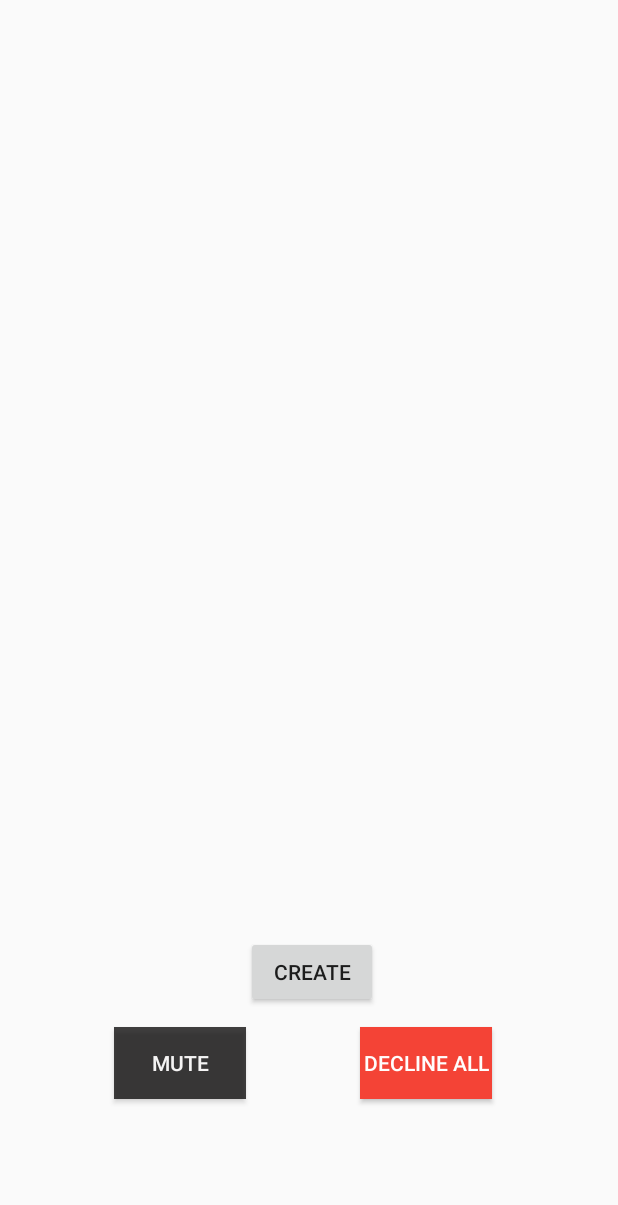
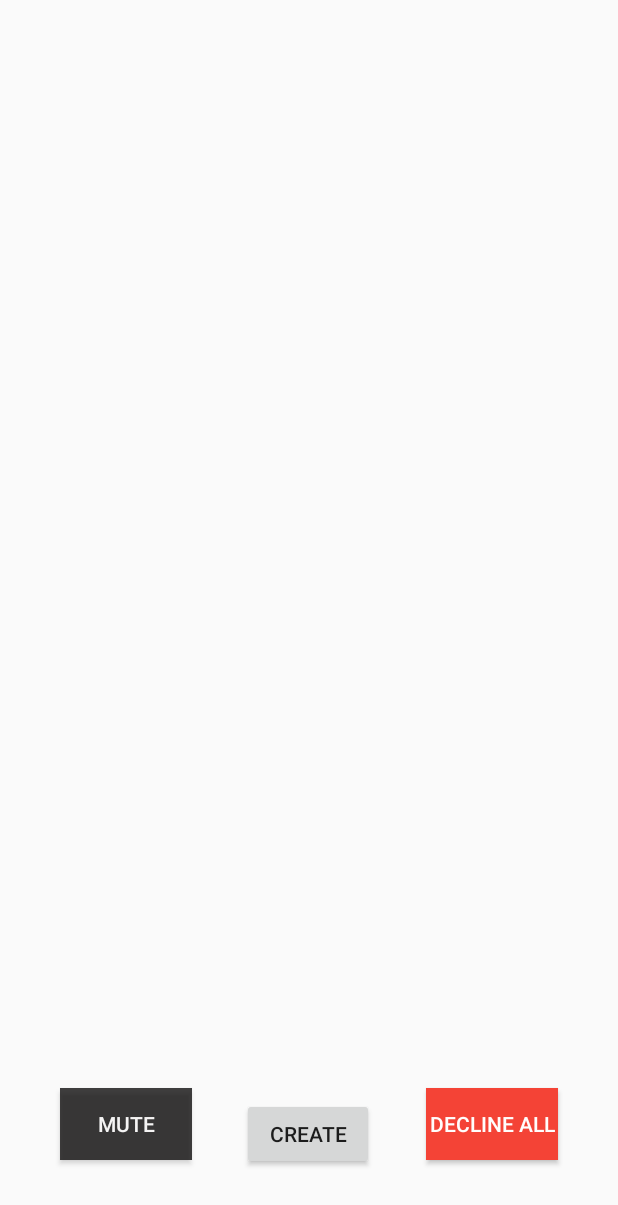
Before and after one commit to CS-UCY-EPL343/winter19-team3, an Android app: the Request screen opened directly, with no data from a screen before it, on a phone screen of 412 x 824 dp. Shown: the top 1205 px of the screen. Run offline under Robolectric (Android 15) with nearby library versions, the phone set to English and light mode, and no system bars.

```diff
--- a/app/build.gradle
+++ b/app/build.gradle
@@ -28,4 +28,5 @@ dependencies {
     testImplementation 'junit:junit:4.12'
     androidTestImplementation 'androidx.test.ext:junit:1.1.0'
     androidTestImplementation 'androidx.test.espresso:espresso-core:3.1.1'
+    implementation 'com.google.android.material:material:1.0.0'
 }
--- a/app/src/main/java/com/example/trial2/Request.java
+++ b/app/src/main/java/com/example/trial2/Request.java
@@ -13,11 +13,30 @@ import androidx.fragment.app.FragmentTransaction;
 
 public class Request  extends AppCompatActivity {
     private Button create;
+    private int counter=1;
+    private int empty1= 0;
+    private int empty2= 0;
+    private int empty3= 0;
+    private Button muteall;
+    private FrameLayout container1;
+    private FrameLayout container2;
+    private FrameLayout container3;
     public static FragmentManager fragmentManager;
     protected void onCreate(Bundle savedInstanceState) {
         super.onCreate(savedInstanceState);
        setContentView(R.layout.activity_request);
-
+       container1 = findViewById(R.id.container);
+       container2 =findViewById(R.id.container2);
+       container3 = findViewById(R.id.container3);
+        muteall = findViewById(R.id.mutebtn);
+        muteall.setOnClickListener(new View.OnClickListener() {
+            @Override
+            public void onClick(View v) {
+                    container1.setEnabled(false);
+                    container2.setEnabled(false);
+                    container3.setEnabled(false);
+            }
+        });
 
         create =findViewById(R.id.create);
         create.setOnClickListener(new View.OnClickListener() {
@@ -25,9 +44,51 @@ public class Request  extends AppCompatActivity {
             public void onClick(View v) {
                 fragmentManager = getSupportFragmentManager();
                 FragmentTransaction fragmentTransaction = fragmentManager.beginTransaction();
-                RequestFragment requestFragment =new RequestFragment();
-                fragmentTransaction.add(R.id.container,requestFragment);
-                fragmentTransaction.commit();
+                if(counter%3 ==1) {
+                    counter++;
+
+                    RequestFragment requestFragment = new RequestFragment();
+                    if(empty1==0) {
+                        fragmentTransaction.add(R.id.container, requestFragment);
+                        fragmentTransaction.commit();
+                        empty1 =1;
+                    }
+                    else{
+                        fragmentTransaction.replace(R.id.container, requestFragment);
+                        fragmentTransaction.commit();
+                        empty1 =0;
+                    }
+                }
+                else if(counter%3==2){
+                    counter++;
+                    RequestFragment requestFragment2 = new RequestFragment();
+                    if(empty2==0) {
+                        empty2=1;
+                        fragmentTransaction.add(R.id.container2, requestFragment2);
+                        fragmentTransaction.commit();
+                    }
+                    else{
+                        empty2=0;
+                        fragmentTransaction.replace(R.id.container2, requestFragment2);
+                        fragmentTransaction.commit();
+                    }
+                }
+                else{
+                    counter=1;
+                    RequestFragment requestFragment3 = new RequestFragment();
+                    if(empty1==0) {
+                        empty3 =1;
+                        fragmentTransaction.add(R.id.container3, requestFragment3);
+                        fragmentTransaction.commit();
+                    }
+                    else{
+                        empty3 =0;
+                        fragmentTransaction.replace(R.id.container3, requestFragment3);
+                        fragmentTransaction.commit();
+                    }
+                }
+
+
             }
         });
 
--- a/app/src/main/res/layout/activity_request.xml
+++ b/app/src/main/res/layout/activity_request.xml
@@ -6,6 +6,41 @@
     android:layout_height="match_parent"
     android:visibility="visible"
     tools:context=".Request">
+
+    <FrameLayout
+        android:id="@+id/container3"
+        android:layout_width="408dp"
+        android:layout_height="198dp"
+        app:layout_constraintEnd_toEndOf="parent"
+        app:layout_constraintHorizontal_bias="0.0"
+        app:layout_constraintStart_toStartOf="parent"
+        app:layout_constraintTop_toBottomOf="@+id/container2">
+
+    </FrameLayout>
+
+    <FrameLayout
+        android:id="@+id/container"
+        android:layout_width="408dp"
+        android:layout_height="198dp"
+        app:layout_constraintBottom_toBottomOf="parent"
+        app:layout_constraintEnd_toEndOf="parent"
+        app:layout_constraintHorizontal_bias="0.0"
+        app:layout_constraintStart_toStartOf="parent"
+        app:layout_constraintTop_toTopOf="parent"
+        app:layout_constraintVertical_bias="0.005">
+
+    </FrameLayout>
+
+    <FrameLayout
+        android:id="@+id/container2"
+        android:layout_width="408dp"
+        android:layout_height="198dp"
+        app:layout_constraintEnd_toEndOf="parent"
+        app:layout_constraintHorizontal_bias="0.0"
+        app:layout_constraintStart_toStartOf="parent"
+        app:layout_constraintTop_toBottomOf="@+id/container">
+
+    </FrameLayout>
 
     <Button
         android:id="@+id/mutebtn"
@@ -16,45 +51,34 @@
         android:textColor="#F2FFFFFF"
         app:layout_constraintBottom_toBottomOf="parent"
         app:layout_constraintEnd_toStartOf="@+id/button3"
+        app:layout_constraintHorizontal_bias="0.205"
         app:layout_constraintStart_toStartOf="parent"
         app:layout_constraintTop_toTopOf="parent"
-        app:layout_constraintVertical_bias="0.882" />
+        app:layout_constraintVertical_bias="0.935" />
 
     <Button
         android:id="@+id/button3"
         android:layout_width="wrap_content"
         android:layout_height="wrap_content"
-        android:layout_marginEnd="84dp"
+        android:layout_marginEnd="40dp"
         android:background="#F44336"
         android:text="DECLINE ALL"
         android:textColor="#FCFFFFFF"
         app:layout_constraintBottom_toBottomOf="parent"
         app:layout_constraintEnd_toEndOf="parent"
         app:layout_constraintTop_toTopOf="parent"
-        app:layout_constraintVertical_bias="0.882" />
+        app:layout_constraintVertical_bias="0.935" />
 
     <Button
         android:id="@+id/create"
         android:layout_width="wrap_content"
         android:layout_height="wrap_content"
-        android:layout_marginBottom="152dp"
+        android:layout_marginBottom="44dp"
         android:text="CREATE"
         app:layout_constraintBottom_toBottomOf="parent"
         app:layout_constraintEnd_toEndOf="parent"
-        app:layout_constraintHorizontal_bias="0.507"
+        app:layout_constraintHorizontal_bias="0.498"
         app:layout_constraintStart_toStartOf="parent" />
-
-    <FrameLayout
-        android:id="@+id/container"
-        android:layout_width="wrap_content"
-        android:layout_height="wrap_content"
-        app:layout_constraintBottom_toBottomOf="parent"
-        app:layout_constraintEnd_toEndOf="parent"
-        app:layout_constraintStart_toStartOf="parent"
-        app:layout_constraintTop_toTopOf="parent"
-        app:layout_constraintVertical_bias="0.146">
-
-    </FrameLayout>
 
 
 </androidx.constraintlayout.widget.ConstraintLayout>
```
Also changed, not shown: app/src/main/java/com/example/trial2/BlankFragment.java (deleted, +0 -110 lines), app/src/main/java/com/example/trial2/ForgotPassword.java (+9 -0 lines), app/src/main/res/drawable/round_button.xml (added, +14 -0 lines), app/src/main/res/layout/activity_forgot_password.xml (+13 -0 lines), app/src/main/res/layout/fragment_blank.xml (deleted, +0 -21 lines), app/src/main/res/drawable-v24/button.png (added), 1 other file.
